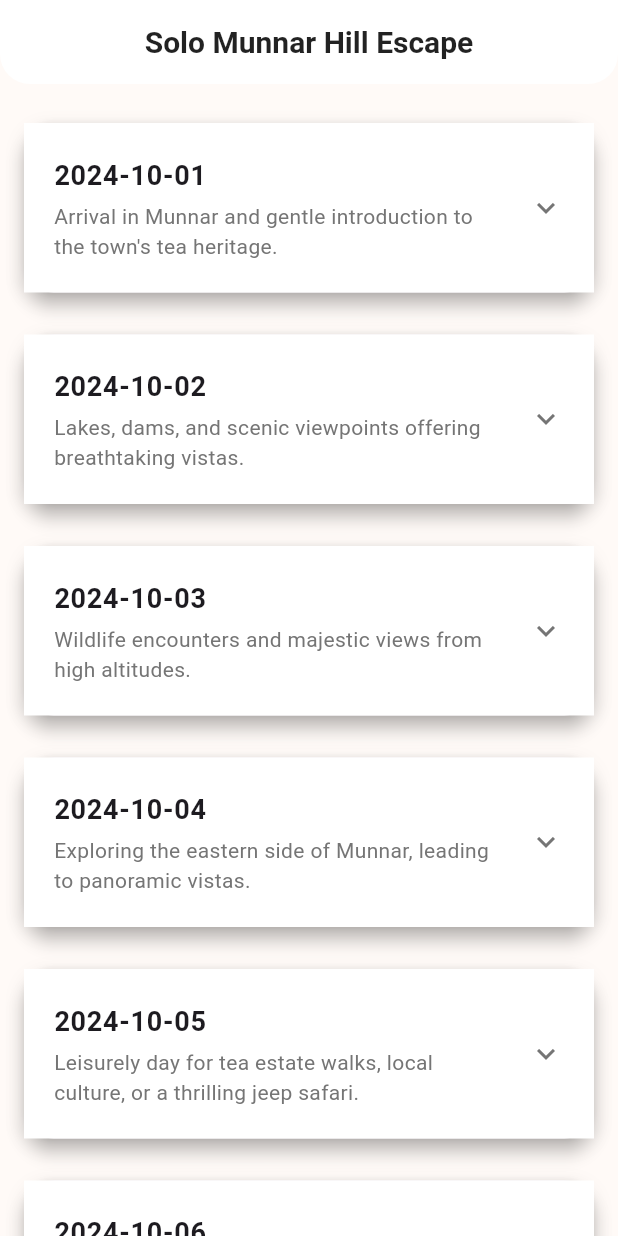
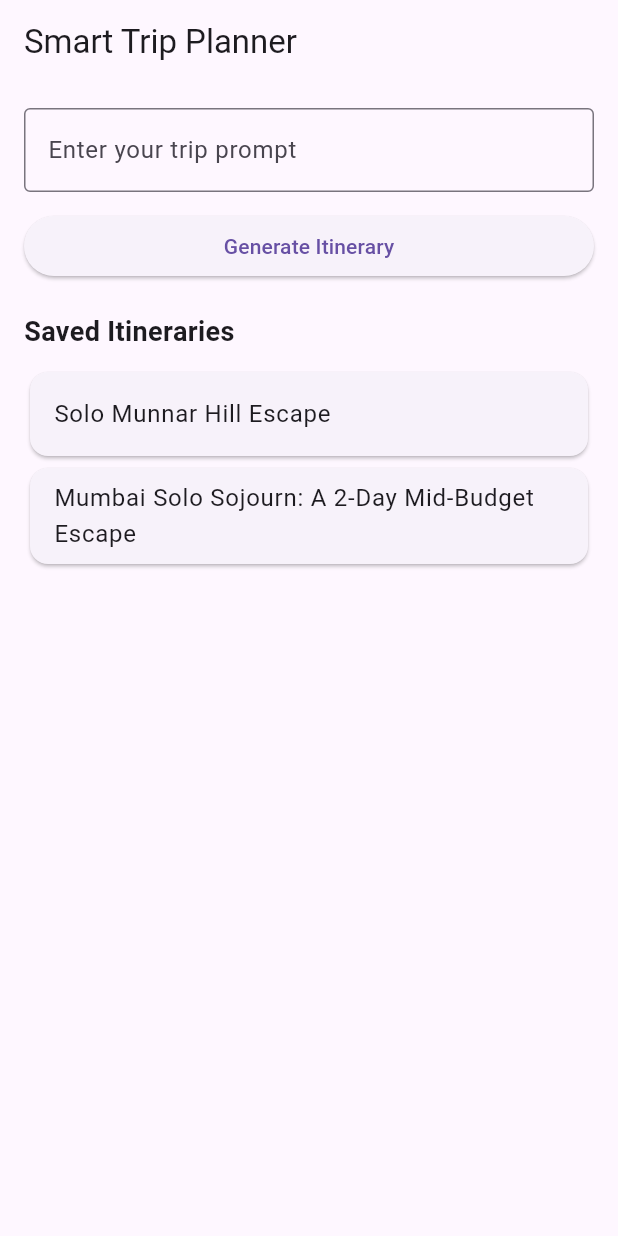
Before and after one commit to sree-vignesh/smart_trip_planner_flutter, a Flutter app: the screen it shows after launch, on a phone screen of 412 x 824 dp. Run offline on Flutter 3.47's test engine with Material 3 defaults, Android fonts, the phone set to English and light mode, and no system bars.

Commit message:
Basic layout

```diff
--- a/assets/itinerary.json
+++ /dev/null
@@ -1,190 +0,0 @@
-{
-  "itinerary": {
-    "title": "Solo Munnar Hill Escape",
-    "startDate": "2024-10-01",
-    "endDate": "2024-10-06",
-    "days": [
-      {
-        "date": "2024-10-01",
-        "summary": "Arrival in Munnar and gentle introduction to the town's tea heritage.",
-        "items": [
-          {
-            "time": "12:00",
-            "activity": "Arrive in Munnar, check into mid-range hotel/guesthouse.",
-            "location": "10.0889,77.0595"
-          },
-          {
-            "time": "14:30",
-            "activity": "Visit the KDHP Tea Museum to learn about tea processing and history.",
-            "location": "10.0817,77.0601"
-          },
-          {
-            "time": "17:00",
-            "activity": "Explore Munnar Town, browse local shops for spices and souvenirs.",
-            "location": "10.0889,77.0595"
-          },
-          {
-            "time": "19:30",
-            "activity": "Dinner at a local restaurant, trying Kerala cuisine.",
-            "location": "10.0889,77.0595"
-          }
-        ]
-      },
-      {
-        "date": "2024-10-02",
-        "summary": "Lakes, dams, and scenic viewpoints offering breathtaking vistas.",
-        "items": [
-          {
-            "time": "09:00",
-            "activity": "Visit Mattupetty Dam and enjoy boating.",
-            "location": "10.0841,77.1264"
-          },
-          {
-            "time": "11:00",
-            "activity": "Experience Echo Point, famous for its natural echo phenomenon.",
-            "location": "10.0911,77.1353"
-          },
-          {
-            "time": "13:00",
-            "activity": "Lunch at a roadside eatery near Kundala Lake.",
-            "location": "10.1269,77.1654"
-          },
-          {
-            "time": "14:30",
-            "activity": "Relax by Kundala Lake, enjoying the serene surroundings.",
-            "location": "10.1269,77.1654"
-          },
-          {
-            "time": "16:30",
-            "activity": "Visit the Rose Garden (Floriculture Centre) for various flowers.",
-            "location": "10.0814,77.0620"
-          },
-          {
-            "time": "19:00",
-            "activity": "Return to Munnar for dinner.",
-            "location": "10.0889,77.0595"
-          }
-        ]
-      },
-      {
-        "date": "2024-10-03",
-        "summary": "Wildlife encounters and majestic views from high altitudes.",
-        "items": [
-          {
-            "time": "08:30",
-            "activity": "Morning visit to Eravikulam National Park to spot Nilgiri Tahr.",
-            "location": "10.1706,77.0194"
-          },
-          {
-            "time": "13:00",
-            "activity": "Lunch at a restaurant near the park entrance.",
-            "location": "10.1706,77.0194"
-          },
-          {
-            "time": "15:00",
-            "activity": "Visit Attukad Waterfalls for scenic views (best after monsoon).",
-            "location": "10.0460,77.0360"
-          },
-          {
-            "time": "17:00",
-            "activity": "Enjoy sunset views from Pothamedu View Point.",
-            "location": "10.0818,77.0425"
-          },
-          {
-            "time": "19:30",
-            "activity": "Dinner in Munnar town.",
-            "location": "10.0889,77.0595"
-          }
-        ]
-      },
-      {
-        "date": "2024-10-04",
-        "summary": "Exploring the eastern side of Munnar, leading to panoramic vistas.",
-        "items": [
-          {
-            "time": "09:00",
-            "activity": "Drive to Top Station, enjoying the panoramic views of the Western Ghats.",
-            "location": "10.1293,77.2185"
-          },
-          {
-            "time": "12:00",
-            "activity": "Visit the Anayirangal Dam, surrounded by lush tea plantations.",
-            "location": "9.9472,77.1190"
-          },
-          {
-            "time": "13:30",
-            "activity": "Lunch at a local dhaba or small restaurant en route.",
-            "location": "10.0700,77.1500"
-          },
-          {
-            "time": "15:00",
-            "activity": "Explore a local spice plantation, learning about various spices.",
-            "location": "10.0500,77.0500"
-          },
-          {
-            "time": "17:30",
-            "activity": "Return to Munnar, relax.",
-            "location": "10.0889,77.0595"
-          },
-          {
-            "time": "19:00",
-            "activity": "Evening free for personal leisure or exploring local cafes.",
-            "location": "10.0889,77.0595"
-          }
-        ]
-      },
-      {
-        "date": "2024-10-05",
-        "summary": "Leisurely day for tea estate walks, local culture, or a thrilling jeep safari.",
-        "items": [
-          {
-            "time": "08:00",
-            "activity": "Optional: Early morning jeep safari to Kolukkumalai Tea Estate for sunrise (mid-budget might require sharing).",
-            "location": "10.1287,77.2215"
-          },
-          {
-            "time": "10:30",
-            "activity": "Alternatively, enjoy a guided trek through a nearby tea plantation.",
-            "location": "10.0900,77.0650"
-          },
-          {
-            "time": "13:00",
-            "activity": "Lunch at a local's home or a traditional Kerala thali restaurant.",
-            "location": "10.0889,77.0595"
-          },
-          {
-            "time": "15:00",
-            "activity": "Visit a local village to experience rural life and interact with locals.",
-            "location": "10.0950,77.0450"
-          },
-          {
-            "time": "18:00",
-            "activity": "Souvenir shopping for local tea, spices, and handmade crafts.",
-            "location": "10.0889,77.0595"
-          },
-          {
-            "time": "20:00",
-            "activity": "Farewell dinner, reflecting on the trip.",
-            "location": "10.0889,77.0595"
-          }
-        ]
-      },
-      {
-        "date": "2024-10-06",
-        "summary": "Enjoying a final Munnar breakfast before departure.",
-        "items": [
-          {
-            "time": "09:00",
-            "activity": "Enjoy a leisurely breakfast at the hotel/guesthouse.",
-            "location": "10.0889,77.0595"
-          },
-          {
-            "time": "11:00",
-            "activity": "Check-out and depart from Munnar.",
-            "location": "10.0889,77.0595"
-          }
-        ]
-      }
-    ]
-  }
-}
--- a/lib/main.dart
+++ b/lib/main.dart
@@ -1,4 +1,5 @@
 import 'package:flutter/material.dart';
+import 'package:smart_trip_planner/screens/home_page.dart';
 import 'screens/itinerary_screen.dart';
 import 'models/itinerary.dart';
 import 'services/json_service.dart';
@@ -15,22 +16,7 @@ class MyApp extends StatelessWidget {
     return MaterialApp(
       title: 'Smart Trip Planner',
       theme: ThemeData(primarySwatch: Colors.green),
-      home: FutureBuilder<Itinerary>(
-        future: JsonService().loadItinerary(),
-        builder: (context, snapshot) {
-          if (snapshot.connectionState == ConnectionState.waiting) {
-            return const Scaffold(
-              body: Center(child: CircularProgressIndicator()),
-            );
-          } else if (snapshot.hasError) {
-            return Scaffold(
-              body: Center(child: Text('Error: ${snapshot.error}')),
-            );
-          } else {
-            return ItineraryScreen(itinerary: snapshot.data!);
-          }
-        },
-      ),
+      home: const HomePage(),
     );
   }
 }
--- /dev/null
+++ b/lib/screens/home_page.dart
@@ -0,0 +1,116 @@
+import 'package:flutter/material.dart';
+import 'dart:convert';
+import 'package:flutter/services.dart' show rootBundle;
+import 'package:smart_trip_planner/models/itinerary.dart';
+import 'package:smart_trip_planner/screens/itinerary_screen.dart';
+
+class HomePage extends StatefulWidget {
+  const HomePage({super.key});
+
+  @override
+  State<HomePage> createState() => _HomePageState();
+}
+
+class _HomePageState extends State<HomePage> {
+  final TextEditingController _controller = TextEditingController();
+  List<dynamic> savedItineraries = [];
+
+  @override
+  void initState() {
+    super.initState();
+    _loadItineraries();
+  }
+
+  Future<void> _loadItineraries() async {
+    final String jsonStr = await rootBundle.loadString(
+      'assets/itineraries.json',
+    );
+    final List<dynamic> data = jsonDecode(jsonStr);
+    setState(() {
+      savedItineraries = data;
+    });
+  }
+
+  void _onGeneratePressed() {
+    final prompt = _controller.text.trim();
+    if (prompt.isEmpty) return;
+
+    ScaffoldMessenger.of(
+      context,
+    ).showSnackBar(SnackBar(content: Text('Prompt submitted: $prompt')));
+
+    // Later: send prompt to backend/AI
+  }
+
+  @override
+  Widget build(BuildContext context) {
+    return Scaffold(
+      appBar: AppBar(title: const Text("Smart Trip Planner")),
+      body: Padding(
+        padding: const EdgeInsets.all(16.0),
+        child: Column(
+          crossAxisAlignment: CrossAxisAlignment.start,
+          children: [
+            // Prompt input
+            TextField(
+              controller: _controller,
+              decoration: const InputDecoration(
+                labelText: "Enter your trip prompt",
+                border: OutlineInputBorder(),
+              ),
+            ),
+            const SizedBox(height: 12),
+
+            // Generate button
+            SizedBox(
+              width: double.infinity,
+              child: ElevatedButton(
+                onPressed: _onGeneratePressed,
+                child: const Text("Generate Itinerary"),
+              ),
+            ),
+
+            const SizedBox(height: 20),
+            const Text(
+              "Saved Itineraries",
+              style: TextStyle(fontSize: 18, fontWeight: FontWeight.bold),
+            ),
+
+            const SizedBox(height: 10),
+
+            // List of saved itineraries
+            Expanded(
+              child: savedItineraries.isEmpty
+                  ? const Center(child: CircularProgressIndicator())
+                  : ListView.builder(
+                      itemCount: savedItineraries.length,
+                      itemBuilder: (context, index) {
+                        final itinerary = savedItineraries[index]['itinerary'];
+                        return Card(
+                          child: ListTile(
+                            title: Text(itinerary['title']),
+                            // subtitle: Text(                              "${itinerary['startDate']} → ${itinerary['endDate']}",
+                            // ),
+                            onTap: () {
+                              final itineraryObj = Itinerary.fromJson(
+                                itinerary,
+                              );
+                              Navigator.push(
+                                context,
+                                MaterialPageRoute(
+                                  builder: (context) =>
+                                      ItineraryScreen(itinerary: itineraryObj),
+                                ),
+                              );
+                            },
+                          ),
+                        );
+                      },
+                    ),
+            ),
+          ],
+        ),
+      ),
+    );
+  }
+}
--- a/lib/services/json_service.dart
+++ b/lib/services/json_service.dart
@@ -3,9 +3,13 @@ import 'package:flutter/services.dart';
 import '../models/itinerary.dart';
 
 class JsonService {
-  Future<Itinerary> loadItinerary() async {
-    final data = await rootBundle.loadString('assets/itinerary.json');
-    final jsonData = json.decode(data);
-    return Itinerary.fromJson(jsonData['itinerary']);
+  Future<List<Itinerary>> loadItineraries() async {
+    final data = await rootBundle.loadString('assets/itineraries.json');
+    final List<dynamic> jsonList = jsonDecode(data);
+
+    return jsonList.map((e) {
+      final itineraryJson = e['itinerary']; // 👈 pick nested object
+      return Itinerary.fromJson(itineraryJson);
+    }).toList();
   }
 }
--- a/pubspec.yaml
+++ b/pubspec.yaml
@@ -62,7 +62,7 @@ flutter:
 
   # To add assets to your application, add an assets section, like this:
   assets:
-    - assets/itinerary.json
+    - assets/itineraries.json
   #   - images/a_dot_burr.jpeg
   #   - images/a_dot_ham.jpeg
 
```
Also changed, not shown: assets/itineraries.json (added, +278 -0 lines), 1 other file.
